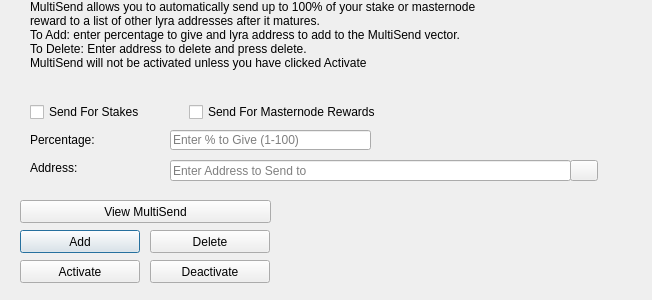
Qt form src/qt/forms/multisenddialog.ui (scryptachain/scrypta) before a commit.
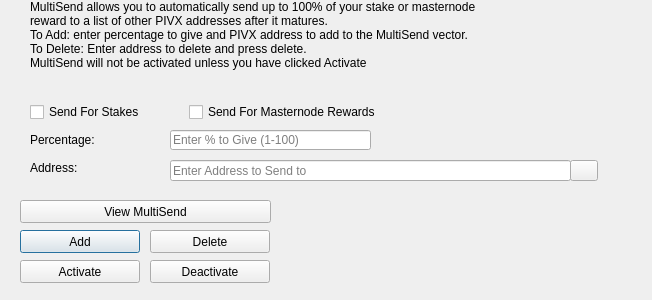
The same form after that commit. Icons and pictures are not drawn.

The edit to the form file:
```diff
--- a/src/qt/forms/multisenddialog.ui
+++ b/src/qt/forms/multisenddialog.ui
@@ -61,8 +61,8 @@
     <number>1</number>
    </property>
    <property name="text">
-    <string>MultiSend allows you to automatically send up to 100% of your stake or masternode reward to a list of other lyra addresses after it matures.
-To Add: enter percentage to give and lyra address to add to the MultiSend vector.
+    <string>MultiSend allows you to automatically send up to 100% of your stake or masternode reward to a list of other PIVX addresses after it matures.
+To Add: enter percentage to give and PIVX address to add to the MultiSend vector.
 To Delete: Enter address to delete and press delete.
 MultiSend will not be activated unless you have clicked Activate</string>
    </property>
```
Left out of the diff: 4 changed lines with no effect on the pictures.
